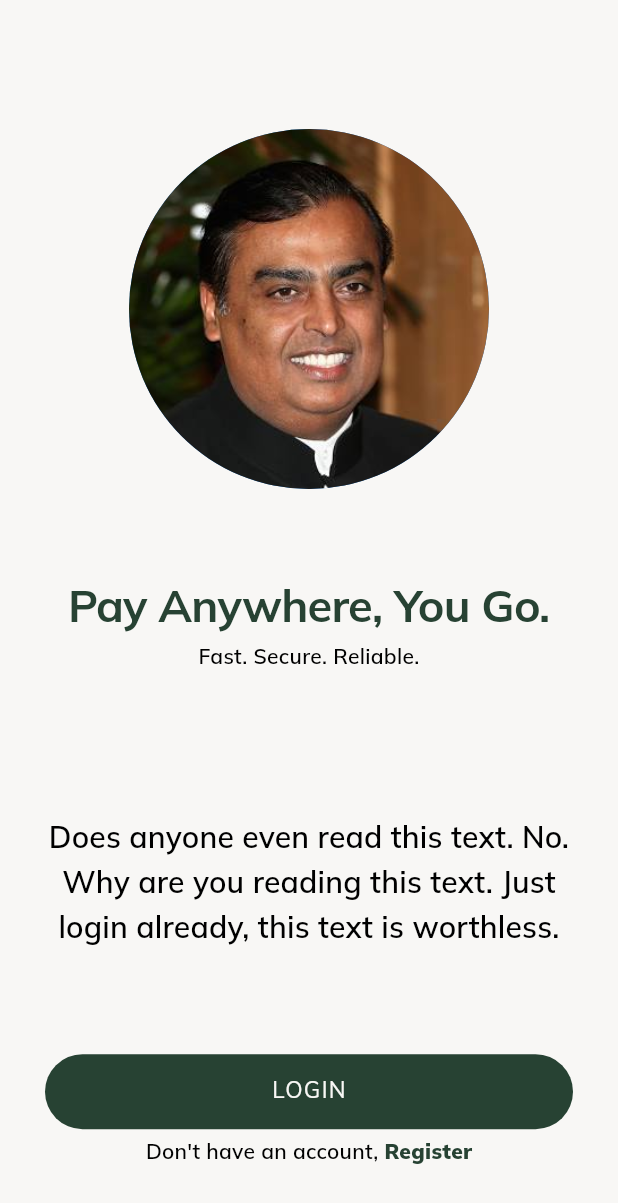
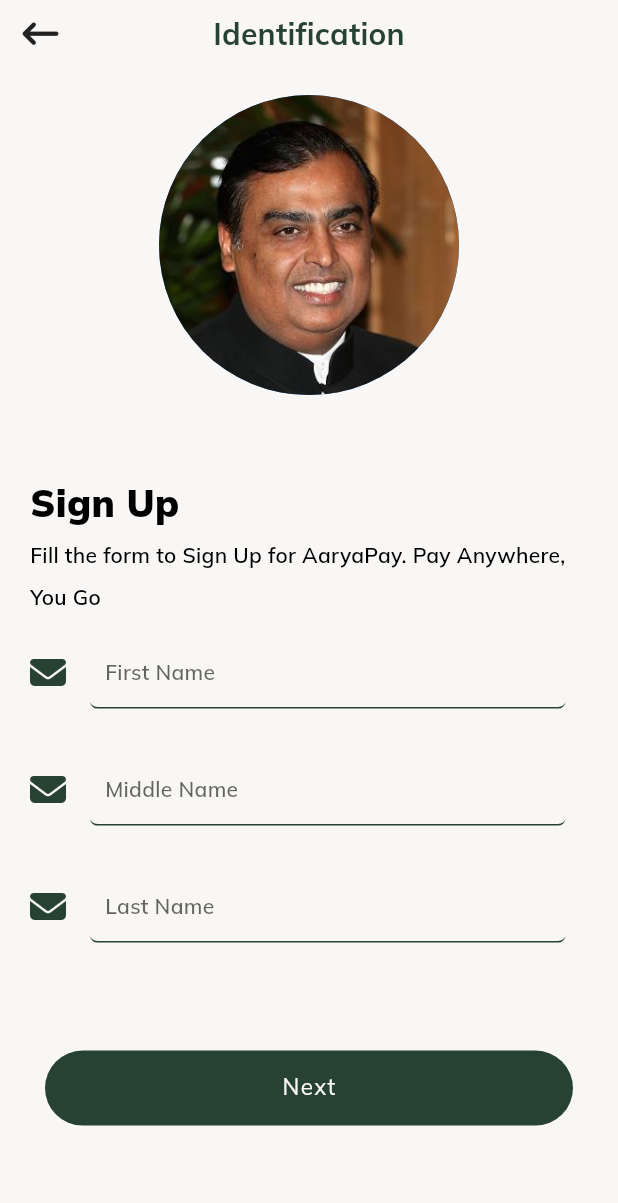
Before and after one commit to arpandaze/AaryaPay, a Flutter app: the screen it shows after launch, after a tap on "Register", on a phone screen of 412 x 824 dp. Shown: the top 1203 px of the screen. Run offline on Flutter 3.47's test engine with Material 2 defaults, Android fonts, the phone set to English and light mode, and no system bars; our stand-ins replace flutter_feather_icons, font_awesome_flutter, google_fonts, line_icons, pin_code_fields; missing offline and left inert: cryptography, dart:ffi.

Commit message:
feat: Signup screen created

```diff
--- a/frontend/lib/screens/Login/components/login_wrapper.dart
+++ b/frontend/lib/screens/Login/components/login_wrapper.dart
@@ -1,11 +1,7 @@
-import 'dart:ffi' as ffi;
-
-import 'package:aaryapay/components/CustomTextField.dart';
+import 'package:aaryapay/screens/Register/register_screen.dart';
 import 'package:flutter/material.dart';
 import 'package:font_awesome_flutter/font_awesome_flutter.dart';
-import 'package:line_icons/line_icons.dart';
 import 'package:aaryapay/components/CustomActionButton.dart';
-import "package:aaryapay/screens/Login/welcome_screen.dart";
 
 class LoginWrapper extends StatelessWidget {
   const LoginWrapper(
@@ -48,7 +44,7 @@ class LoginWrapper extends StatelessWidget {
           mainAxisAlignment: MainAxisAlignment.spaceBetween,
           crossAxisAlignment: CrossAxisAlignment.center,
           children: [
-            Container(
+            SizedBox(
               // decoration:
               //     BoxDecoration(border: Border.all(color: Colors.cyanAccent)),
               height: size.height * 0.4,
@@ -60,7 +56,7 @@ class LoginWrapper extends StatelessWidget {
                       // padding: EdgeInsets.symmetric(vertical: 30),
                       // decoration: BoxDecoration(
                       //     border: Border.all(color: Colors.cyanAccent)),
-                      child: CircleAvatar(
+                      child: const CircleAvatar(
                         backgroundImage: AssetImage("assets/images/pfp.jpeg"),
                         minRadius: 90,
                         maxRadius: 120,
@@ -73,7 +69,7 @@ class LoginWrapper extends StatelessWidget {
                         child: GestureDetector(
                             behavior: HitTestBehavior.opaque,
                             onTap: backButttonFunction,
-                            child: Container(
+                            child: const SizedBox(
                                 // decoration: BoxDecoration(
                                 //     border: Border.all(color: Colors.deepPurple)),
                                 width: 30,
@@ -90,7 +86,7 @@ class LoginWrapper extends StatelessWidget {
                 padding:
                     const EdgeInsets.symmetric(vertical: 20, horizontal: 20),
                 child: children),
-            Container(
+            SizedBox(
               // decoration:
               //     BoxDecoration(border: Border.all(color: Colors.cyanAccent)),
               height: size.height * 0.15,
@@ -101,7 +97,7 @@ class LoginWrapper extends StatelessWidget {
                     label: actionButtonLabel,
                     onClick: actionButtonFunction,
                   ),
-                  Container(
+                  SizedBox(
                     height: 30,
                     // decoration:
                     //     BoxDecoration(border: Border.all(color: Colors.black)),
@@ -126,7 +122,16 @@ class LoginWrapper extends StatelessWidget {
                                           .colorScheme
                                           .primary)),
                             ),
-                              onTap: () => print("lol"))
+                            onTap: () => Navigator.of(context).push(
+                              PageRouteBuilder(
+                                pageBuilder:
+                                    (context, animation1, animation2) =>
+                                        const RegisterScreen(),
+                                transitionDuration: Duration.zero,
+                                reverseTransitionDuration: Duration.zero,
+                              ),
+                            ),
+                          )
                         ]),
                   ),
                 ],
--- /dev/null
+++ b/frontend/lib/screens/Register/components/register_wrapper.dart
@@ -0,0 +1,110 @@
+import 'dart:ffi' as ffi;
+
+import 'package:aaryapay/components/CustomTextField.dart';
+import 'package:flutter/material.dart';
+import 'package:font_awesome_flutter/font_awesome_flutter.dart';
+import 'package:line_icons/line_icons.dart';
+import 'package:aaryapay/components/CustomActionButton.dart';
+import "package:aaryapay/screens/Login/welcome_screen.dart";
+
+class RegisterWrapper extends StatelessWidget {
+  const RegisterWrapper(
+      {Key? key,
+      required this.children,
+      this.backButton,
+      this.title,
+      this.backButttonFunction,
+      this.actionButtonFunction,
+      this.actionButtonLabel})
+      : super(key: key);
+  final Widget children;
+  final bool? backButton;
+  final String? title;
+  final String? actionButtonLabel;
+  final Function()? backButttonFunction;
+  final Function()? actionButtonFunction;
+
+  @override
+  Widget build(BuildContext context) {
+    Size size = MediaQuery.of(context).size;
+    return Scaffold(
+        backgroundColor: Theme.of(context).colorScheme.background,
+        body: SafeArea(
+          top: true,
+          bottom: true,
+          left: true,
+          right: true,
+          child: body(size, context),
+        ));
+  }
+
+  Widget body(Size size, BuildContext context) {
+    return Container(
+      alignment: Alignment.topCenter,
+      width: double.infinity,
+      height: size.height,
+      // decoration: BoxDecoration(
+      //     border: Border.all(color: Color.fromARGB(255, 250, 0, 0), width: 5)),
+      child: SingleChildScrollView(
+        child: Column(
+          children: [
+            SizedBox(
+              height: size.height * 0.35,
+              child: Stack(
+                clipBehavior: Clip.none,
+                children: [
+                  Container(
+                    alignment: Alignment.topCenter,
+                    padding: const EdgeInsets.only(top: 10),
+                    child: Text(
+                      title ?? "",
+                      style: Theme.of(context).textTheme.titleMedium!.merge(
+                          TextStyle(
+                              fontWeight: FontWeight.bold,
+                              color: Theme.of(context).colorScheme.primary)),
+                    ),
+                  ),
+                  Container(
+                      alignment: Alignment.bottomCenter,
+                      // decoration: BoxDecoration(
+                      //     border: Border.all(color: Colors.deepPurple)),
+                      padding: const EdgeInsets.symmetric(vertical: 25),
+                      child: const CircleAvatar(
+                        backgroundImage: AssetImage("assets/images/pfp.jpeg"),
+                        minRadius: 70,
+                        maxRadius: 100,
+                      )),
+                  Visibility(
+                    visible: backButton ?? false,
+                    child: Positioned(
+                        top: 10,
+                        left: 15,
+                        child: GestureDetector(
+                            behavior: HitTestBehavior.opaque,
+                            onTap: backButttonFunction,
+                            child: const SizedBox(
+                                child: Icon(FontAwesomeIcons.arrowLeftLong)))),
+                  ),
+                ],
+              ),
+            ),
+            Container(
+                height: size.height * 0.5,
+                // decoration:
+                //     BoxDecoration(border: Border.all(color: Colors.cyanAccent)),
+                padding:
+                    const EdgeInsets.symmetric(vertical: 20, horizontal: 20),
+                child: children),
+
+            // decoration:
+            //     BoxDecoration(border: Border.all(color: Colors.cyanAccent)),
+            CustomActionButton(
+              label: actionButtonLabel,
+              onClick: actionButtonFunction,
+            ),
+          ],
+        ),
+      ),
+    );
+  }
+}
--- /dev/null
+++ b/frontend/lib/screens/Register/register_screen.dart
@@ -0,0 +1,92 @@
+import 'package:aaryapay/components/CustomTextField.dart';
+import 'package:aaryapay/screens/Register/account_and_security.dart';
+import 'package:aaryapay/screens/Register/components/register_wrapper.dart';
+import 'package:flutter/material.dart';
+import 'package:font_awesome_flutter/font_awesome_flutter.dart';
+
+class RegisterScreen extends StatelessWidget {
+  const RegisterScreen({Key? key}) : super(key: key);
+
+  @override
+  Widget build(BuildContext context) {
+    Size size = MediaQuery.of(context).size;
+    return RegisterWrapper(
+      backButton: true,
+      backButttonFunction: () => {
+        Navigator.pop(context),
+      },
+      title: "Identification",
+      actionButtonLabel: "Next",
+      actionButtonFunction: () => Navigator.of(context).push(
+        PageRouteBuilder(
+          pageBuilder: (context, animation1, animation2) => const AccountScreen(),
+          transitionDuration: Duration.zero,
+          reverseTransitionDuration: Duration.zero,
+        ),
+      ),
+      children: _midsection(context, size),
+    );
+  }
+
+  Widget _midsection(BuildContext context, Size size) {
+    return Column(
+      crossAxisAlignment: CrossAxisAlignment.start,
+      children: [
+        Column(
+          crossAxisAlignment: CrossAxisAlignment.start,
+          mainAxisSize: MainAxisSize.min,
+          children: [
+            Text(
+              "Sign Up",
+              style: Theme.of(context).textTheme.headlineMedium!.merge(
+                    TextStyle(
+                        height: 1.8,
+                        fontWeight: FontWeight.w900,
+                        color: Theme.of(context).colorScheme.secondary),
+                  ),
+            ),
+            Text(
+              "Fill the form to Sign Up for AaryaPay. Pay Anywhere, You Go",
+              style: Theme.of(context).textTheme.bodySmall!.merge(
+                    TextStyle(
+                        height: 2,
+                        // fontWeight: FontWeight.w900,
+                        color: Theme.of(context).colorScheme.secondary),
+                  ),
+            ),
+          ],
+        ),
+        CustomTextField(
+          width: size.width,
+          padding: EdgeInsets.fromLTRB(0,15,15,15),
+          prefixIcon: Icon(
+            FontAwesomeIcons.solidEnvelope,
+            color: Theme.of(context).colorScheme.primary,
+          ),
+          // height: ,
+          placeHolder: "First Name",
+        ),
+        CustomTextField(
+          width: size.width,
+          padding: EdgeInsets.fromLTRB(0,15,15,15),
+          prefixIcon: Icon(
+            FontAwesomeIcons.solidEnvelope,
+            color: Theme.of(context).colorScheme.primary,
+          ),
+          // height: ,
+          placeHolder: "Middle Name",
+        ),
+        CustomTextField(
+          width: size.width,
+          padding: EdgeInsets.fromLTRB(0,15,15,15),
+          prefixIcon: Icon(
+            FontAwesomeIcons.solidEnvelope,
+            color: Theme.of(context).colorScheme.primary,
+          ),
+          // height: ,
+          placeHolder: "Last Name",
+        ),
+      ],
+    );
+  }
+}
```
Also changed, not shown: frontend/lib/components/CustomDatePicker.dart (added, +104 -0 lines), frontend/lib/screens/Register/account_and_security.dart (added, +107 -0 lines), frontend/lib/screens/Register/completed_screen.dart (added, +64 -0 lines), frontend/lib/screens/Register/verify_screen.dart (added, +120 -0 lines). Lines whose indentation alone changed are shown as unchanged.
